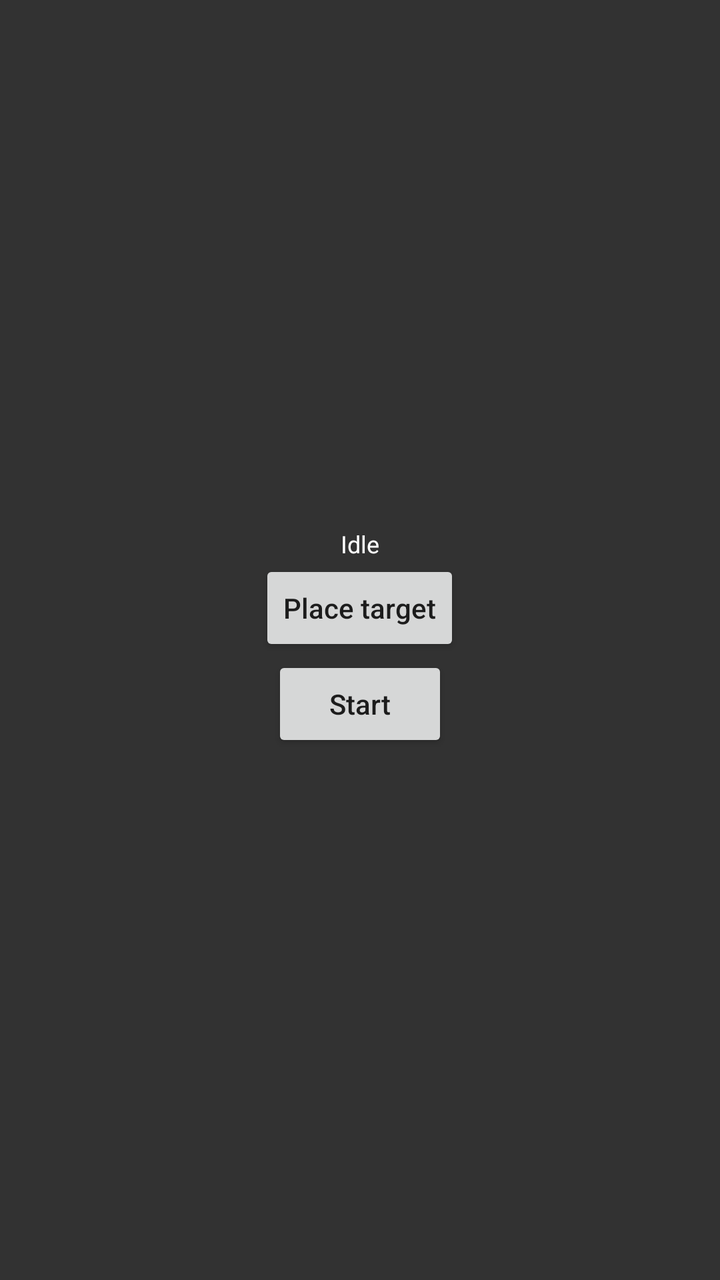
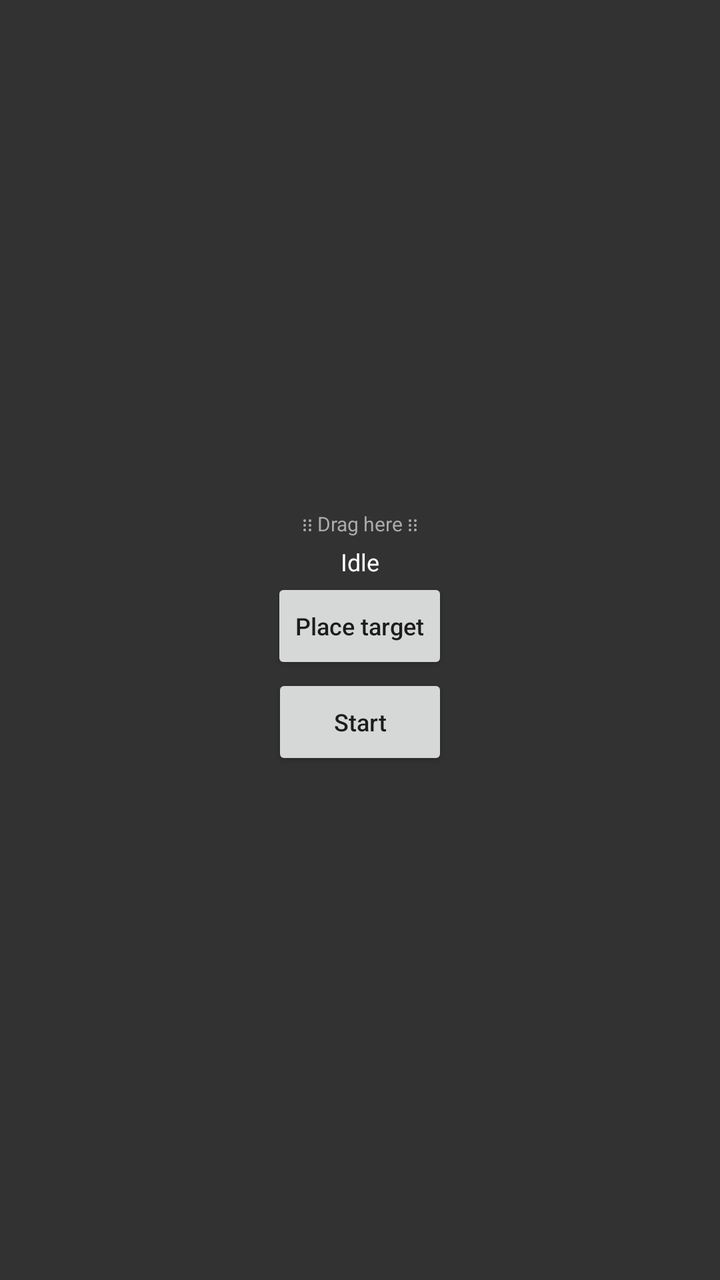

Screens rendered from an Android XML layout before and after an edit, with the pre-edit source and the edit as a unified diff.
<!-- AndroidManifest.xml: application theme Theme.AutoTap -->
<!-- res/layout/overlay_controls.xml -->
<?xml version="1.0" encoding="utf-8"?>
<LinearLayout xmlns:android="http://schemas.android.com/apk/res/android"
    android:layout_width="wrap_content"
    android:layout_height="wrap_content"
    android:orientation="vertical"
    android:padding="8dp"
    android:background="#CC000000"
    android:gravity="center">

    <TextView
        android:id="@+id/overlayStatus"
        android:layout_width="wrap_content"
        android:layout_height="wrap_content"
        android:text="Idle"
        android:textColor="#FFFFFF"
        android:textSize="12sp" />

    <Button
        android:id="@+id/btnPlace"
        android:layout_width="wrap_content"
        android:layout_height="wrap_content"
        android:text="Place target"
        android:textAllCaps="false" />

    <Button
        android:id="@+id/btnToggle"
        android:layout_width="wrap_content"
        android:layout_height="wrap_content"
        android:text="Start"
        android:textAllCaps="false" />
</LinearLayout>
<!-- resources referenced by this layout -->
<resources>
  <style name="Theme.AutoTap" parent="Theme.AppCompat.Light.DarkActionBar">
          <item name="colorPrimary">@color/purple_500</item>
          <item name="colorPrimaryDark">@color/purple_700</item>
          <item name="colorAccent">@color/teal_200</item>
      </style>
  <color name="purple_500">#6750A4</color>
  <color name="purple_700">#4F378B</color>
  <color name="teal_200">#80CBC4</color>
</resources>

<!-- the commit's change to res/layout/overlay_controls.xml (unified diff, before → after) -->
@@ -6,6 +6,15 @@
     android:padding="8dp"
     android:background="#CC000000"
     android:gravity="center">
+
+    <TextView
+        android:layout_width="match_parent"
+        android:layout_height="wrap_content"
+        android:text="⋮⋮ Drag here ⋮⋮"
+        android:textColor="#AAAAAA"
+        android:textSize="10sp"
+        android:gravity="center"
+        android:paddingBottom="4dp" />
 
     <TextView
         android:id="@+id/overlayStatus"
@@ -20,12 +29,14 @@
         android:layout_width="wrap_content"
         android:layout_height="wrap_content"
         android:text="Place target"
-        android:textAllCaps="false" />
+        android:textAllCaps="false"
+        android:textSize="12sp" />
 
     <Button
         android:id="@+id/btnToggle"
         android:layout_width="wrap_content"
         android:layout_height="wrap_content"
         android:text="Start"
-        android:textAllCaps="false" />
+        android:textAllCaps="false"
+        android:textSize="12sp" />
 </LinearLayout>
